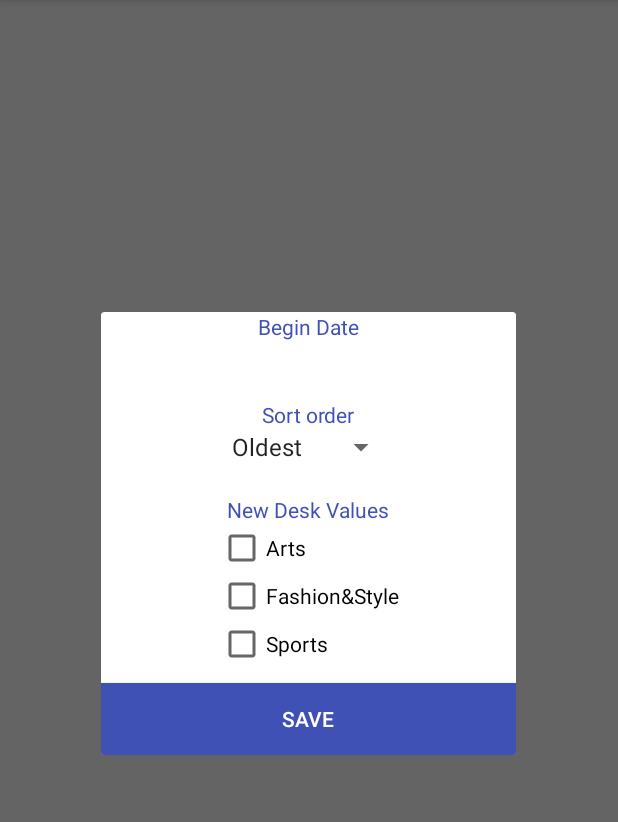
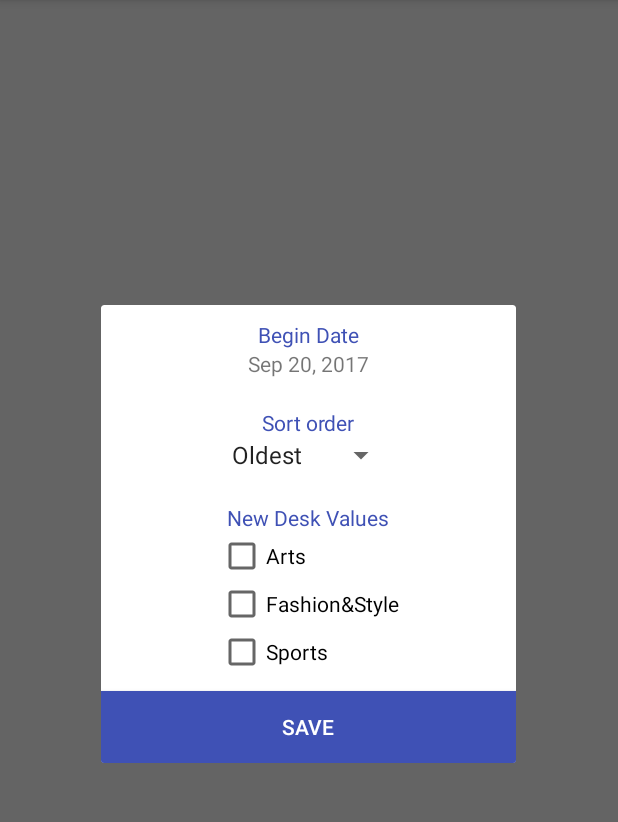
Before and after one commit to m3libea/NYTimesSearch, an Android app: the fragment FilterFragment placed in its activity, on a phone screen of 412 x 824 dp, the part 84-906 px from its top. Run offline under Robolectric (Android 15) with nearby library versions, the phone set to English and light mode, and no system bars; our stand-ins replace ButterKnife; libraries missing offline, so code that uses them is left out: org.parceler, retrofit2.adapter.rxjava, rx.android.schedulers, rx.schedulers; pictures from the network do not load; 1 statement that could not run was skipped.

Commit message:
Datepicker added

```diff
--- a/app/src/main/java/com/m3libea/nytimessearch/fragments/DataPickerFragment.java
+++ b/app/src/main/java/com/m3libea/nytimessearch/fragments/DataPickerFragment.java
@@ -14,6 +14,9 @@ import java.util.Calendar;
 
 public class DataPickerFragment extends DialogFragment {
 
+    public DataPickerFragment() {
+    }
+
     @NonNull
     @Override
     public Dialog onCreateDialog(Bundle savedInstanceState) {
@@ -25,9 +28,10 @@ public class DataPickerFragment extends DialogFragment {
         int day = c.get(Calendar.DAY_OF_MONTH);
 
         // Activity needs to implement this interface
-        DatePickerDialog.OnDateSetListener listener = (DatePickerDialog.OnDateSetListener) getActivity();
+        DatePickerDialog.OnDateSetListener listener = (DatePickerDialog.OnDateSetListener) getParentFragment();
 
         // Create a new instance of TimePickerDialog and return it
         return new DatePickerDialog(getActivity(), listener, year, month, day);
     }
+
 }
--- a/app/src/main/java/com/m3libea/nytimessearch/fragments/FilterFragment.java
+++ b/app/src/main/java/com/m3libea/nytimessearch/fragments/FilterFragment.java
@@ -1,7 +1,9 @@
 package com.m3libea.nytimessearch.fragments;
 
+import android.app.DatePickerDialog;
 import android.graphics.Point;
 import android.os.Bundle;
+import android.support.annotation.Nullable;
 import android.support.v4.app.DialogFragment;
 import android.view.Display;
 import android.view.Gravity;
@@ -10,12 +12,19 @@ import android.view.View;
 import android.view.ViewGroup;
 import android.view.Window;
 import android.view.WindowManager;
+import android.widget.DatePicker;
+import android.widget.TextView;
 
 import com.m3libea.nytimessearch.R;
 
+import java.text.DateFormat;
+import java.util.Calendar;
 
-public class FilterFragment extends DialogFragment {
 
+public class FilterFragment extends DialogFragment implements DatePickerDialog.OnDateSetListener  {
+
+    TextView tvDate;
+    DateFormat df;
     public FilterFragment() {
         // Required empty public constructor
     }
@@ -29,9 +38,21 @@ public class FilterFragment extends DialogFragment {
     @Override
     public View onCreateView(LayoutInflater inflater, ViewGroup container,
                              Bundle savedInstanceState) {
+        df = DateFormat.getDateInstance(DateFormat.MEDIUM);
+
         // Inflate the layout for this fragment
         getDialog().requestWindowFeature(Window.FEATURE_NO_TITLE);
         return inflater.inflate(R.layout.fragment_filter, container, false);
+    }
+
+    @Override
+    public void onViewCreated(View view, @Nullable Bundle savedInstanceState) {
+
+        tvDate = (TextView) view.findViewById(R.id.tvDate);
+        tvDate.setText(df.format(Calendar.getInstance().getTime()));
+
+        tvDate.setOnClickListener(v -> showDatePickerDialog(v));
+        super.onViewCreated(view, savedInstanceState);
     }
 
     @Override
@@ -49,4 +70,21 @@ public class FilterFragment extends DialogFragment {
         super.onResume();
     }
 
+    // attach to an onclick handler to show the date picker
+    public void showDatePickerDialog(View v) {
+        DataPickerFragment newFragment = new DataPickerFragment();
+        newFragment.show(getChildFragmentManager(), "dataPicker");
+    }
+
+
+    @Override
+    public void onDateSet(DatePicker view, int year, int month, int dayOfMonth) {
+        // store the values selected into a Calendar instance
+        final Calendar c = Calendar.getInstance();
+        c.set(Calendar.YEAR, year);
+        c.set(Calendar.MONTH, month);
+        c.set(Calendar.DAY_OF_MONTH, dayOfMonth);
+
+        tvDate.setText(df.format(c.getTime()));
+    }
 }
--- a/app/src/main/res/layout/fragment_filter.xml
+++ b/app/src/main/res/layout/fragment_filter.xml
@@ -4,7 +4,8 @@
     android:layout_width="match_parent"
     android:layout_height="match_parent"
     tools:context="com.m3libea.nytimessearch.fragments.FilterFragment"
-    android:gravity="center">
+    android:gravity="center"
+    android:paddingTop="@dimen/dp10">
 
     <TextView
         android:layout_width="wrap_content"
@@ -14,7 +15,7 @@
 
     <TextView
         android:id="@+id/tvDate"
-        tools:text="9/19/2017"
+        tools:text="Sep 19, 2017"
         android:layout_width="wrap_content"
         android:layout_height="wrap_content"
         android:layout_marginBottom="@dimen/dp20"/>
@@ -61,7 +62,7 @@
         android:layout_width="match_parent"
         android:layout_height="wrap_content"
         android:background="@color/colorPrimary"
-        android:id="@+id/save"
+        android:id="@+id/btnSave"
         android:text="@string/save"
         android:textColor="@color/colorText"/>
 
```
